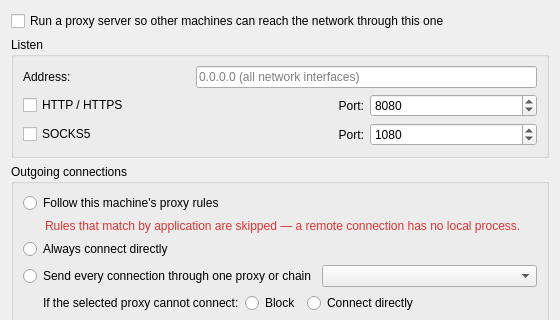
Qt form src/ui/ProxyGatewayDialog.ui (ChickenSeller/winroute) before a commit; both pictures show x 0 to 560 and y 0 to 320 of the 560 by 481 pixel window.
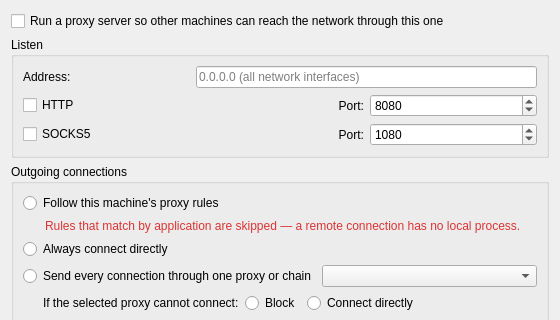
The same form after that commit.

Commit message:
Proxy gateway: call the HTTP listener HTTP, not HTTP/HTTPS
It is a plain HTTP proxy (CONNECT tunnels reach HTTPS sites), not a
proxy clients talk TLS to, which "HTTPS" means in many clients.

```diff
--- a/src/ui/ProxyGatewayDialog.ui
+++ b/src/ui/ProxyGatewayDialog.ui
@@ -44,7 +44,7 @@
       <item row="1" column="0">
        <widget class="QCheckBox" name="httpCheck">
         <property name="text">
-         <string>HTTP / HTTPS</string>
+         <string>HTTP</string>
         </property>
        </widget>
       </item>
```
The commit also changes 9 other files.
